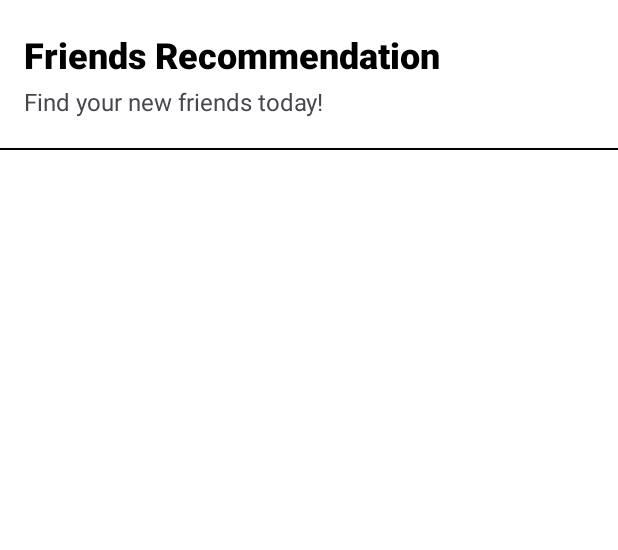
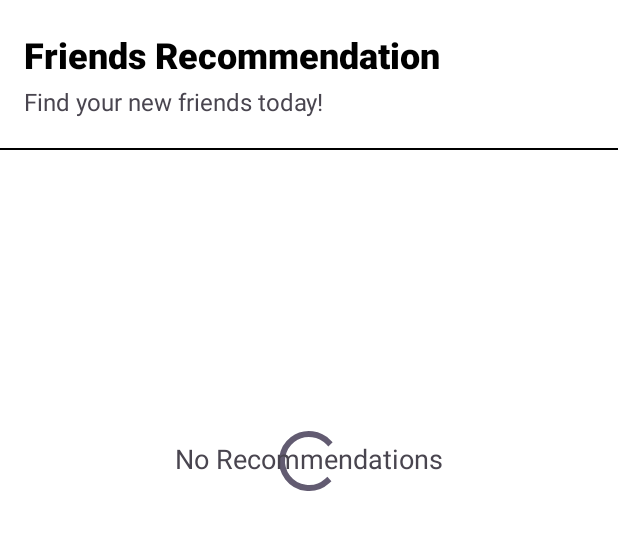
Before and after one commit to kumsia-bangkit/kumsia-app, an Android app: the layout fragment_friends.xml on its own in the app's theme, with its tools: preview values and no code run, on a phone screen of 412 x 824 dp, the part 72-622 px from its top. Run offline under Robolectric (Android 15) with nearby library versions, the phone set to English and light mode, and no system bars.

Commit message:
feat: friends recommendation

```diff
--- a/app/src/main/java/com/dicoding/kumsiaapp/data/remote/response/FriendList.kt
+++ /dev/null
@@ -1,6 +0,0 @@
-package com.dicoding.kumsiaapp.data.remote.response
-
-data class FriendList(
-    val name: String,
-    val username: String
-)
--- a/app/src/main/java/com/dicoding/kumsiaapp/utils/FriendListAdapter.kt
+++ b/app/src/main/java/com/dicoding/kumsiaapp/utils/FriendListAdapter.kt
@@ -8,7 +8,6 @@ import android.view.ViewGroup
 import com.bumptech.glide.Glide
 import com.bumptech.glide.request.RequestOptions
 import com.dicoding.kumsiaapp.R
-import com.dicoding.kumsiaapp.data.remote.response.FriendList
 import com.dicoding.kumsiaapp.data.remote.response.FriendsItem
 import com.dicoding.kumsiaapp.databinding.ItemFriendBinding
 import com.dicoding.kumsiaapp.view.individual.UserDetailActivity
--- a/app/src/main/res/layout/fragment_friends.xml
+++ b/app/src/main/res/layout/fragment_friends.xml
@@ -11,6 +11,19 @@
         android:layout_width="match_parent"
         android:layout_height="match_parent"
         >
+
+        <ProgressBar
+            android:id="@+id/progressBar"
+            style="?android:attr/progressBarStyle"
+            android:layout_width="wrap_content"
+            android:layout_height="wrap_content"
+            android:visibility="gone"
+            app:layout_constraintBottom_toBottomOf="parent"
+            app:layout_constraintEnd_toEndOf="parent"
+            app:layout_constraintStart_toStartOf="parent"
+            app:layout_constraintTop_toTopOf="parent"
+            app:layout_constraintVertical_bias="0.427"
+            tools:visibility="visible" />
 
         <ImageView
             android:id="@+id/friends_icon"
@@ -37,6 +50,20 @@
             android:textSize="24sp"
             app:layout_constraintStart_toStartOf="parent"
             app:layout_constraintTop_toTopOf="parent" />
+
+        <TextView
+            android:id="@+id/no_recommendation_yet"
+            android:layout_width="wrap_content"
+            android:layout_height="wrap_content"
+            android:visibility="gone"
+            android:text="@string/no_recommendation_yet"
+            android:textSize="18sp"
+            app:layout_constraintBottom_toBottomOf="parent"
+            app:layout_constraintEnd_toEndOf="parent"
+            app:layout_constraintStart_toStartOf="parent"
+            app:layout_constraintTop_toTopOf="parent"
+            app:layout_constraintVertical_bias="0.427"
+            tools:visibility="visible"/>
 
         <TextView
             android:id="@+id/find_new_friends"
--- a/app/src/main/res/layout/item_friend_recommendation.xml
+++ b/app/src/main/res/layout/item_friend_recommendation.xml
@@ -1,7 +1,6 @@
 <?xml version="1.0" encoding="utf-8"?>
 <androidx.cardview.widget.CardView xmlns:android="http://schemas.android.com/apk/res/android"
     xmlns:app="http://schemas.android.com/apk/res-auto"
-    xmlns:tools="http://schemas.android.com/tools"
     app:cardCornerRadius="30dp"
     android:layout_width="match_parent"
     android:layout_height="wrap_content">
@@ -48,7 +47,7 @@
             app:layout_constraintTop_toTopOf="parent" />
 
         <Button
-            android:id="@+id/add_event_button"
+            android:id="@+id/detail_button"
             android:layout_width="110dp"
             android:layout_height="35dp"
             android:layout_marginTop="10dp"
--- a/app/src/main/res/values/strings.xml
+++ b/app/src/main/res/values/strings.xml
@@ -221,6 +221,7 @@
     <string name="no_religion">Religion: -</string>
     <string name="no_city">City: -</string>
     <string name="no_interests">Hobbies and Interests: -</string>
+    <string name="no_recommendation_yet">No Recommendations</string>
 
     <string-array name="interests_array">
         <item>Food</item>
```
Also changed, not shown: app/src/main/java/com/dicoding/kumsiaapp/data/remote/response/FriendsRecommendationDTO.kt (added, +43 -0 lines), app/src/main/java/com/dicoding/kumsiaapp/data/remote/retrofit/ApiService.kt (+12 -0 lines), app/src/main/java/com/dicoding/kumsiaapp/utils/DateFormatter.kt (+19 -0 lines), app/src/main/java/com/dicoding/kumsiaapp/utils/FriendsRecAdapter.kt (+24 -7 lines), app/src/main/java/com/dicoding/kumsiaapp/view/individual/UserDetailActivity.kt (+4 -4 lines), app/src/main/java/com/dicoding/kumsiaapp/view/individual/friends/FriendsFragment.kt (+41 -16 lines), app/src/main/java/com/dicoding/kumsiaapp/viewmodel/FriendsViewModel.kt (+23 -0 lines).
